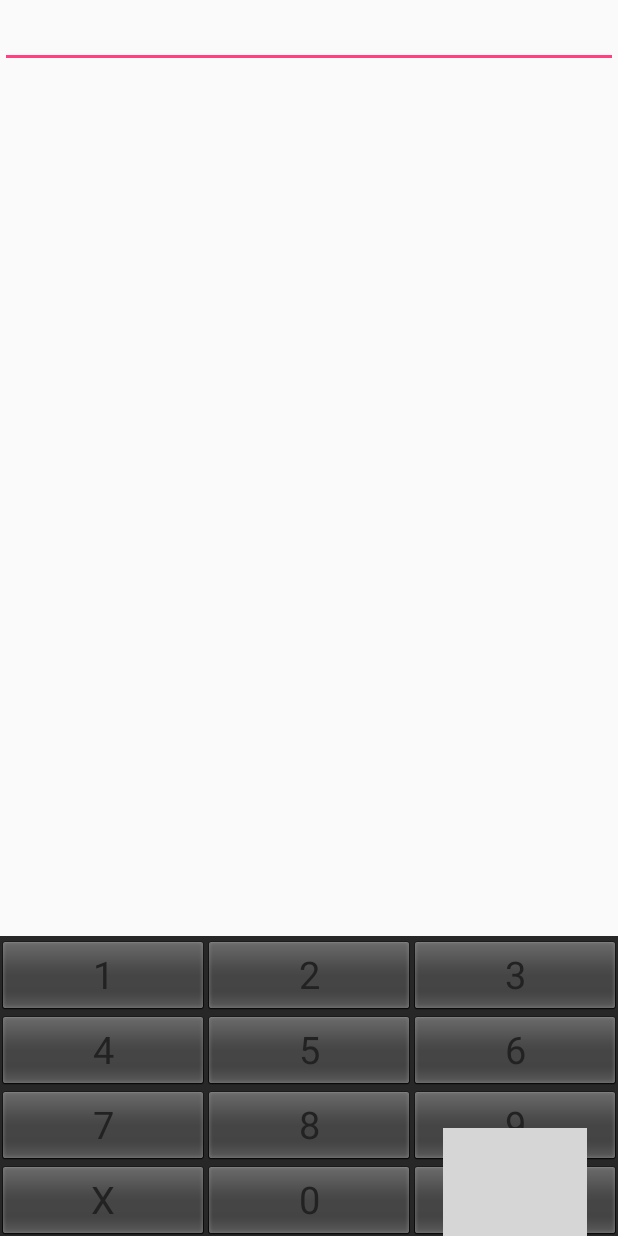
After one commit to jadeyan/common-component, an Android app: the SoftBoardActivity screen opened directly, with no data from a screen before it, on a phone screen of 412 x 824 dp. The commit adds this screen. Run offline under Robolectric (Android 15) with nearby library versions, the phone set to English and light mode, and no system bars.

Commit message:
Android 自定义软键盘

```diff
--- /dev/null
+++ b/app/src/main/java/com/creditease/common/SoftBoardActivity.java
@@ -0,0 +1,64 @@
+package com.creditease.common;
+
+import android.app.Activity;
+import android.os.Bundle;
+import android.view.KeyEvent;
+import android.widget.EditText;
+
+import com.creditease.common.view.SoftBoard;
+
+import java.lang.reflect.InvocationTargetException;
+import java.lang.reflect.Method;
+
+/**
+ * 类描述：自定义软键盘实现
+ * 类名称：SoftBoardActivity
+ *
+ * @version: 1.0
+ * @author: George
+ * @time: 2015/11/12 17:33
+ */
+public class SoftBoardActivity extends Activity{
+
+    private EditText mEt;
+    private SoftBoard id_keyboard;
+
+    @Override
+    protected void onCreate(Bundle savedInstanceState) {
+        super.onCreate(savedInstanceState);
+        setContentView(R.layout.soft_show_layout);
+        findView();
+    }
+
+    private void findView(){
+        mEt = (EditText) findViewById(R.id.et_soft);
+        id_keyboard = new SoftBoard(SoftBoardActivity.this,this,mEt);
+        id_keyboard.showKeyboard();
+
+        //反射解决光标跳转问题
+        Class <EditText> cls = EditText.class;
+        try{
+            Method setShowSoftInputOnFocus = cls.getMethod("setShowSoftInputOnFocus",boolean.class);
+            setShowSoftInputOnFocus.setAccessible(false);
+            setShowSoftInputOnFocus.invoke(mEt,false);
+        }catch (NoSuchMethodException e){
+
+        }catch (IllegalAccessException e){
+
+        }catch (IllegalArgumentException e){
+
+        }catch (InvocationTargetException e){
+
+        }
+    }
+
+    //返回键隐藏键盘
+    @Override
+    public boolean onKeyDown(int keyCode, KeyEvent event) {
+        if(keyCode == KeyEvent.KEYCODE_BACK && id_keyboard != null && id_keyboard.isShowing()){
+            id_keyboard.hideKeyboard();
+            return true;
+        }
+        return super.onKeyDown(keyCode, event);
+    }
+}
--- /dev/null
+++ b/app/src/main/java/com/creditease/common/view/SoftBoard.java
@@ -0,0 +1,110 @@
+package com.creditease.common.view;
+
+import android.app.Activity;
+import android.content.Context;
+import android.inputmethodservice.Keyboard;
+import android.inputmethodservice.KeyboardView;
+import android.inputmethodservice.KeyboardView.OnKeyboardActionListener;
+import android.text.Editable;
+import android.view.View;
+import android.widget.EditText;
+
+import com.creditease.common.R;
+
+
+/**
+ * 类描述:自定义软件盘
+ * 类名称：SoftBoard
+ * @version: 1.0
+ * @author: cd.hou
+ * @time: 2015年8月20日 下午1:32:48
+ */
+public class SoftBoard {
+
+
+	private Activity act;
+	private Context ctx;
+    private KeyboardView keyboardView;
+    private Keyboard k;
+    private EditText ed;
+
+    public SoftBoard(Activity act, Context ctx, EditText edit) {
+
+        this.act = act;
+        this.ctx = ctx;
+    	this.ed = edit;
+        k = new Keyboard(ctx, R.xml.symbols);
+        keyboardView = (KeyboardView) act.findViewById(R.id.keyboard_view);
+        keyboardView.setKeyboard(k);
+        keyboardView.setEnabled(true);
+        keyboardView.setPreviewEnabled(false);
+        keyboardView.setOnKeyboardActionListener(listener);
+    }
+    private OnKeyboardActionListener listener = new OnKeyboardActionListener() {
+
+        @Override
+        public void swipeUp() {
+
+        }
+
+        @Override
+        public void swipeRight() {
+        }
+
+        @Override
+        public void swipeLeft() {
+        }
+
+        @Override
+        public void swipeDown() {
+        }
+
+        @Override
+        public void onText(CharSequence text) {
+        }
+
+        @Override
+        public void onRelease(int primaryCode) {
+        }
+
+        @Override
+        public void onPress(int primaryCode) {
+        }
+
+        @Override
+        public void onKey(int primaryCode, int[] keyCodes) {
+                Editable editable = ed.getText();
+                int start = ed.getSelectionStart();
+                if (primaryCode == Keyboard.KEYCODE_DELETE) {// 回退
+                        if (editable != null && editable.length() > 0) {
+                                if (start > 0) {
+                                        editable.delete(start - 1, start);
+                                }
+                        }
+                 } else { //将要输入的数字现在编辑框中
+                                editable.insert(start, Character.toString((char) primaryCode));
+                 }
+         }
+        };
+
+    public void showKeyboard() {
+    	//InputMethodManager imm = (InputMethodManager) act.getSystemService(Context.INPUT_METHOD_SERVICE);
+		//imm.hideSoftInputFromWindow(act.getCurrentFocus().getWindowToken(), InputMethodManager.HIDE_NOT_ALWAYS);
+        int visibility = keyboardView.getVisibility();
+        if (visibility == View.GONE || visibility == View.INVISIBLE) {
+            keyboardView.setVisibility(View.VISIBLE);
+        }
+        keyboardView.bringToFront();
+    }
+
+    public void hideKeyboard(){
+    	int visibility = keyboardView.getVisibility();
+        if (visibility == View.VISIBLE) {
+            keyboardView.setVisibility(View.GONE);
+        }
+    }
+
+    public boolean isShowing(){
+    	return keyboardView.getVisibility() == View.VISIBLE;
+    }
+}
--- /dev/null
+++ b/app/src/main/res/layout/soft_show_layout.xml
@@ -0,0 +1,29 @@
+<?xml version="1.0" encoding="utf-8"?>
+<LinearLayout xmlns:android="http://schemas.android.com/apk/res/android"
+    android:orientation="vertical" android:layout_width="match_parent"
+    android:layout_height="match_parent">
+
+    <EditText
+        android:id="@+id/et_soft"
+        android:layout_width="match_parent"
+        android:layout_height="wrap_content" />
+
+    <RelativeLayout
+        android:layout_width="fill_parent"
+        android:layout_height="wrap_content" >
+        <android.inputmethodservice.KeyboardView
+            android:id="@+id/keyboard_view"
+            android:layout_width="fill_parent"
+            android:layout_height="wrap_content"
+            android:layout_alignParentBottom="true"
+            android:background="@color/white"
+            android:keyTextColor="@color/new_color_1"
+            android:keyTextSize="25sp"
+            android:shadowColor="@color/white"
+            android:shadowRadius="0.0"
+            android:focusable="true"
+            android:focusableInTouchMode="true"
+            android:visibility="gone" />
+    </RelativeLayout>
+
+</LinearLayout>
--- a/app/src/main/res/values/colors.xml
+++ b/app/src/main/res/values/colors.xml
@@ -3,4 +3,6 @@
     <color name="colorPrimary">#3F51B5</color>
     <color name="colorPrimaryDark">#303F9F</color>
     <color name="colorAccent">#FF4081</color>
+    <color name="white">#FFFFFF</color>
+    <color name = "new_color_1">#222222</color>
 </resources>
--- /dev/null
+++ b/app/src/main/res/xml/symbols.xml
@@ -0,0 +1,29 @@
+<?xml version="1.0" encoding="utf-8"?>
+<Keyboard xmlns:android="http://schemas.android.com/apk/res/android"
+	android:keyWidth="33.333333333333%p" android:horizontalGap="0px"
+	android:verticalGap="0px" android:keyHeight="50dp">
+	<Row>
+		<Key android:codes="49" android:keyLabel="1" />
+		<Key android:codes="50" android:keyLabel="2" />
+		<Key android:codes="51" android:keyEdgeFlags="right"
+		    android:keyLabel="3" />
+	</Row>
+	<Row>
+		<Key android:codes="52" android:keyLabel="4" />
+		<Key android:codes="53" android:keyLabel="5" />
+		<Key android:codes="54" android:keyEdgeFlags="right"
+		    android:keyLabel="6" />
+	</Row>
+	<Row>
+		<Key android:codes="55" android:keyLabel="7" />
+		<Key android:codes="56" android:keyLabel="8" />
+		<Key android:codes="57" android:keyEdgeFlags="right"
+		    android:keyLabel="9" />
+	</Row>
+	<Row>
+		<Key android:codes="88" android:keyLabel="X" />
+		<Key android:codes="48" android:keyLabel="0" />
+		<Key android:codes="-5" android:isRepeatable="true"
+			android:keyIcon="@drawable/delete_img"/>
+	</Row>
+</Keyboard>
```
Also changed, not shown: app/src/main/AndroidManifest.xml (+8 -0 lines), app/src/main/java/com/creditease/common/MainActivity.java (+8 -0 lines), app/src/main/res/layout/content_main.xml (+8 -0 lines).
